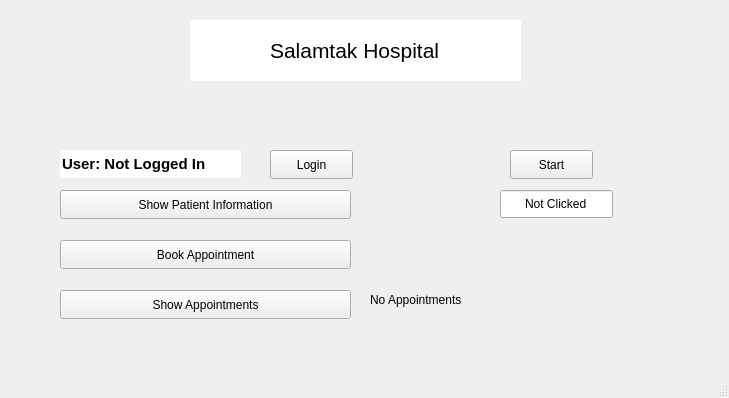
First picture: the form in mainwindow.ui, repository KirolousFouty/Hospital_Project, before the edit.
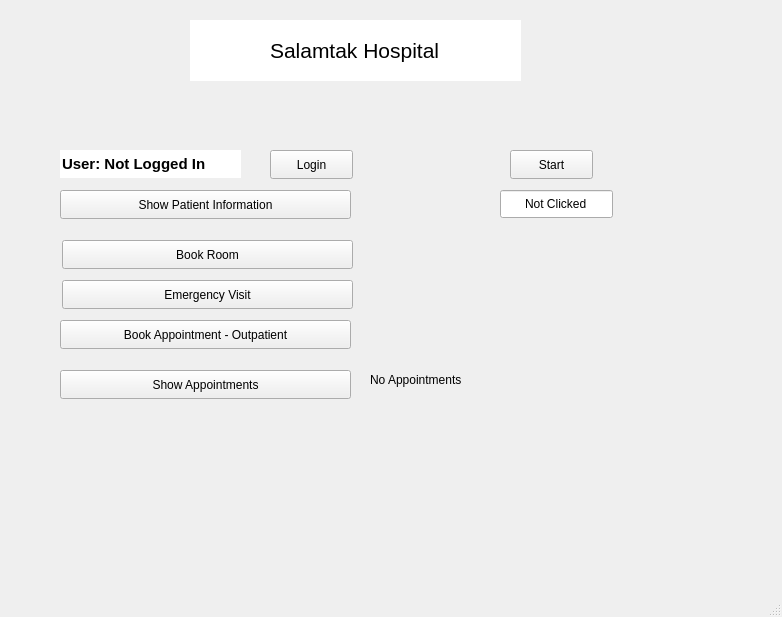
Second picture: the form after the edit.

```diff
--- a/mainwindow.ui
+++ b/mainwindow.ui
@@ -6,8 +6,8 @@
    <rect>
     <x>0</x>
     <y>0</y>
-    <width>729</width>
-    <height>398</height>
+    <width>782</width>
+    <height>617</height>
    </rect>
   </property>
   <property name="windowTitle">
@@ -132,20 +132,20 @@
     <property name="geometry">
      <rect>
       <x>60</x>
-      <y>240</y>
+      <y>320</y>
       <width>291</width>
       <height>29</height>
      </rect>
     </property>
     <property name="text">
-     <string>Book Appointment</string>
+     <string>Book Appointment - Outpatient</string>
     </property>
    </widget>
    <widget class="QPushButton" name="showAppointmentsButton">
     <property name="geometry">
      <rect>
       <x>60</x>
-      <y>290</y>
+      <y>370</y>
       <width>291</width>
       <height>29</height>
      </rect>
@@ -158,7 +158,7 @@
     <property name="geometry">
      <rect>
       <x>370</x>
-      <y>290</y>
+      <y>370</y>
       <width>161</width>
       <height>20</height>
      </rect>
@@ -167,6 +167,32 @@
      <string>No Appointments</string>
     </property>
    </widget>
+   <widget class="QPushButton" name="emergencyVisitButton">
+    <property name="geometry">
+     <rect>
+      <x>62</x>
+      <y>280</y>
+      <width>291</width>
+      <height>29</height>
+     </rect>
+    </property>
+    <property name="text">
+     <string>Emergency Visit</string>
+    </property>
+   </widget>
+   <widget class="QPushButton" name="bookRoomButton">
+    <property name="geometry">
+     <rect>
+      <x>62</x>
+      <y>240</y>
+      <width>291</width>
+      <height>29</height>
+     </rect>
+    </property>
+    <property name="text">
+     <string>Book Room</string>
+    </property>
+   </widget>
   </widget>
   <widget class="QMenuBar" name="menubar">
    <property name="geometry">
```
Left out of the diff: 2 changed lines with no effect on the pictures.
